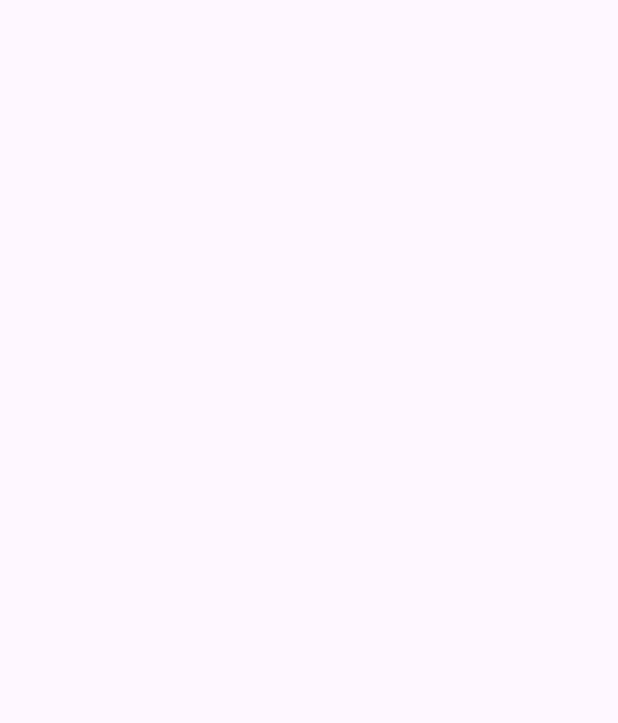
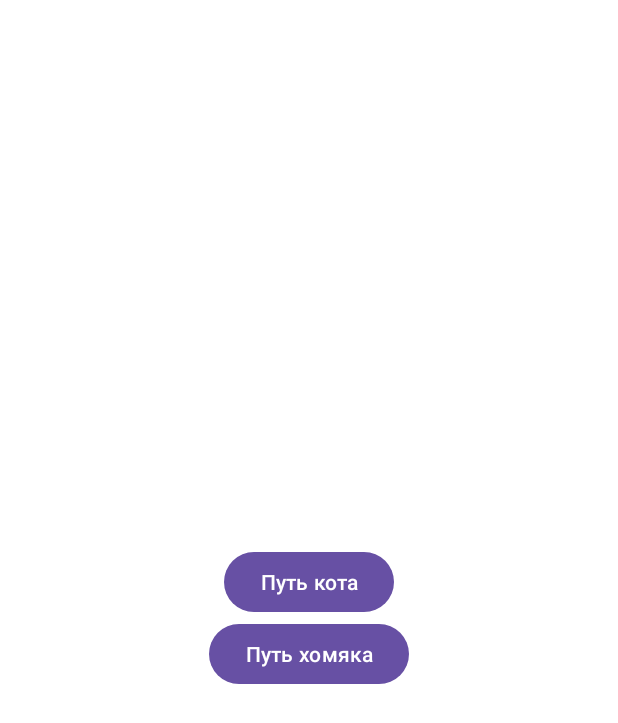
Before and after one commit to Eka666Sed/Example_Jet_Nav_Comp, an Android app: the screen it shows after launch (HostActivity), on a phone screen of 412 x 824 dp. Before the commit the part shown is empty. Shown: the top 723 px of the screen. Run offline under Robolectric (Android 15) with nearby library versions, the phone set to English and light mode, and no system bars.

Commit message:
NavHostFragment

```diff
--- a/app/build.gradle.kts
+++ b/app/build.gradle.kts
@@ -45,4 +45,7 @@ dependencies {
     implementation("androidx.constraintlayout:constraintlayout:2.1.4")
     implementation("com.squareup.okhttp3:logging-interceptor:4.10.0")
     testImplementation("junit:junit:4.13.2")
+    implementation ("androidx.navigation:navigation-fragment-ktx:2.5.3")
+    implementation ("androidx.navigation:navigation-ui-ktx:2.5.3")
+    implementation ("androidx.fragment:fragment-ktx:1.5.6")
 }
--- a/app/src/main/res/layout/activity_host.xml
+++ b/app/src/main/res/layout/activity_host.xml
@@ -1,6 +1,9 @@
 <?xml version="1.0" encoding="utf-8"?>
-<androidx.fragment.app.FragmentContainerView
-    xmlns:android="http://schemas.android.com/apk/res/android"
+<androidx.fragment.app.FragmentContainerView xmlns:android="http://schemas.android.com/apk/res/android"
+    xmlns:app="http://schemas.android.com/apk/res-auto"
     android:id="@+id/container_view"
     android:layout_width="match_parent"
-    android:layout_height="match_parent" />
+    android:layout_height="match_parent"
+    android:name="androidx.navigation.fragment.NavHostFragment"
+    app:navGraph="@navigation/main_navigation_graph"
+    app:defaultNavHost="true" />
--- a/app/src/main/res/layout/fragment_start.xml
+++ b/app/src/main/res/layout/fragment_start.xml
@@ -2,9 +2,11 @@
 <LinearLayout xmlns:android="http://schemas.android.com/apk/res/android"
     android:layout_width="match_parent"
     android:layout_height="match_parent"
+    xmlns:tools="http://schemas.android.com/tools"
     android:orientation="vertical"
     android:gravity="center"
-    android:background="@color/white">
+    android:background="@color/white"
+    tools:context="com.yandexpracticum.example_jet_nav_comp.StartFragment">
 
     <Button
         android:id="@+id/catButton"
--- /dev/null
+++ b/app/src/main/res/navigation/main_navigation_graph.xml
@@ -0,0 +1,31 @@
+<?xml version="1.0" encoding="utf-8"?>
+<navigation xmlns:android="http://schemas.android.com/apk/res/android"
+    xmlns:app="http://schemas.android.com/apk/res-auto"
+    xmlns:tools="http://schemas.android.com/tools"
+    android:id="@+id/main_navigation_graph"
+    app:startDestination="@id/startFragment">
+
+    <fragment
+        android:id="@+id/startFragment"
+        android:name="com.yandexpracticum.example_jet_nav_comp.StartFragment"
+        android:label="fragment_start"
+        tools:layout="@layout/fragment_start" >
+        <action
+            android:id="@+id/action_startFragment_to_factFragment"
+            app:destination="@id/factFragment" />
+    </fragment>
+    <fragment
+        android:id="@+id/factFragment"
+        android:name="com.yandexpracticum.example_jet_nav_comp.FactFragment"
+        android:label="fragment_fact"
+        tools:layout="@layout/fragment_fact" >
+        <action
+            android:id="@+id/action_factFragment_to_imageFragment"
+            app:destination="@id/imageFragment" />
+    </fragment>
+    <fragment
+        android:id="@+id/imageFragment"
+        android:name="com.yandexpracticum.example_jet_nav_comp.ImageFragment"
+        android:label="fragment_image"
+        tools:layout="@layout/fragment_image" />
+</navigation>
```
Also changed, not shown: app/src/main/java/com/yandexpracticum/example_jet_nav_comp/FactFragment.kt (+21 -1 lines), app/src/main/java/com/yandexpracticum/example_jet_nav_comp/ImageFragment.kt (+17 -1 lines), app/src/main/java/com/yandexpracticum/example_jet_nav_comp/StartFragment.kt (+8 -5 lines), app/src/main/res/layout/fragment_fact.xml (+4 -3 lines), app/src/main/res/layout/fragment_image.xml (+4 -3 lines), app/src/main/res/drawable/image_cotton.jpg (added), app/src/main/res/drawable/image_hamster.png (added).
